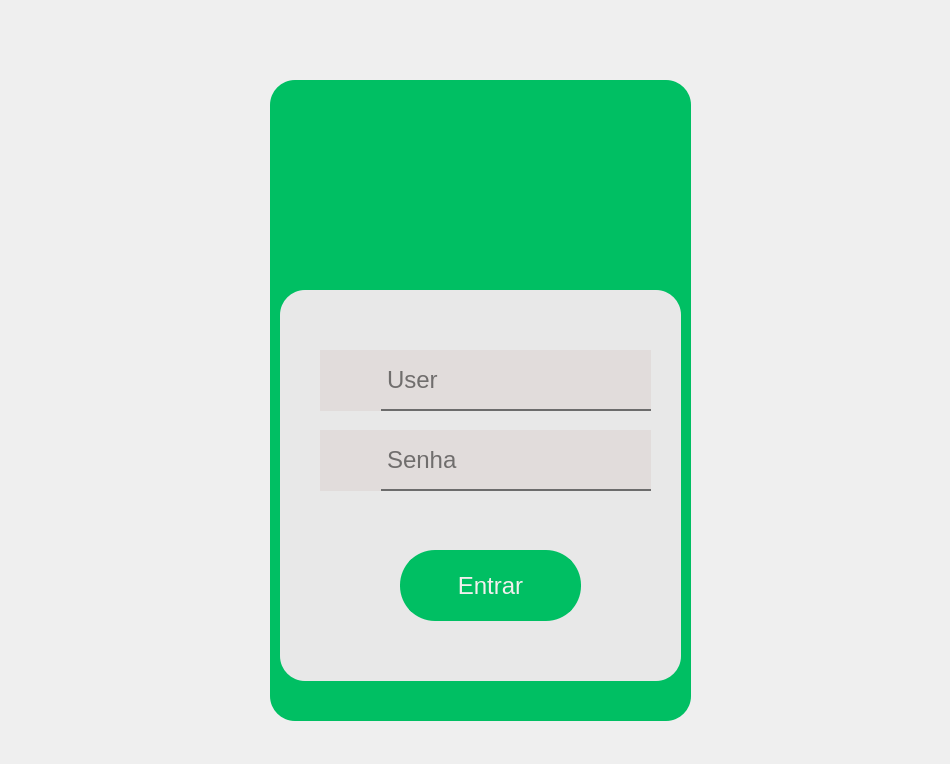
The window that Telas/untitled.ui (eduardogm22/controle_patrimonio) describes before a commit, drawn with Qt 5.
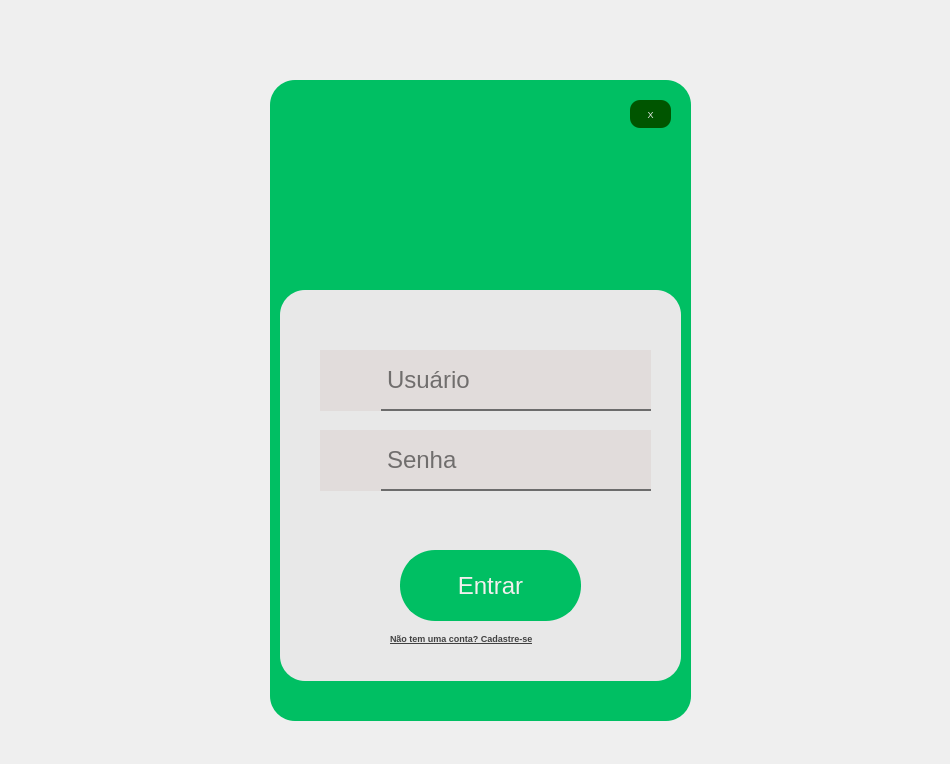
The same window after the commit. Icons and pictures are not drawn.

Commit message: telas telas telas

What changed in the file:
```diff
--- a/Telas/untitled.ui
+++ b/Telas/untitled.ui
@@ -93,7 +93,7 @@
        <string/>
       </property>
       <property name="placeholderText">
-       <string>User</string>
+       <string>Usuário</string>
       </property>
      </widget>
      <widget class="QLineEdit" name="lineEdit_senha_2">
@@ -275,6 +275,51 @@
        <bool>false</bool>
       </property>
      </widget>
+     <widget class="QLabel" name="label_nao_tem_umaconta">
+      <property name="geometry">
+       <rect>
+        <x>110</x>
+        <y>340</y>
+        <width>221</width>
+        <height>16</height>
+       </rect>
+      </property>
+      <property name="font">
+       <font>
+        <pointsize>7</pointsize>
+        <weight>75</weight>
+        <bold>true</bold>
+        <underline>true</underline>
+        <strikeout>false</strikeout>
+       </font>
+      </property>
+      <property name="styleSheet">
+       <string notr="true">QLabel {
+    qproperty-iconSize: 40px 48px; 
+	border: none;
+color:rgb(65, 65, 65);
+border-radius: 10px
+}
+
+
+QLabel:hover{
+border-radius:10px;
+background-color:rgb(235, 235, 235); 
+color:rgb(0, 85, 127);
+}
+
+QLabel:pressed{
+ padding-left: 5px;
+ padding-top:5px;
+ 
+	background-color: rgb(0, 85, 0);
+ 
+}</string>
+      </property>
+      <property name="text">
+       <string>Não tem uma conta? Cadastre-se</string>
+      </property>
+     </widget>
     </widget>
     <widget class="QLabel" name="label_2">
      <property name="geometry">
@@ -298,6 +343,44 @@
       <bool>true</bool>
      </property>
     </widget>
+    <widget class="QPushButton" name="pushButton">
+     <property name="geometry">
+      <rect>
+       <x>570</x>
+       <y>70</y>
+       <width>41</width>
+       <height>28</height>
+      </rect>
+     </property>
+     <property name="styleSheet">
+      <string notr="true">QPushButton {
+    qproperty-iconSize: 40px 48px; 
+	border: none;
+	background-color: rgb(0, 85, 0);
+color:rgb(232, 232, 232);
+border-radius: 10px
+}
+
+
+QPushButton:hover{
+border-radius:10px;
+background-color:#057A3A; 
+color:white
+}
+
+QPushButton:pressed{
+border-radius: 10px;
+ padding-left: 5px;
+ padding-top:5px;
+ 
+	background-color: rgb(0, 85, 0);
+ 
+}</string>
+     </property>
+     <property name="text">
+      <string>X</string>
+     </property>
+    </widget>
    </widget>
   </widget>
  </widget>
```
Left out of the diff: 28 changed lines with no effect on the pictures. The commit also changes 3 other files.
